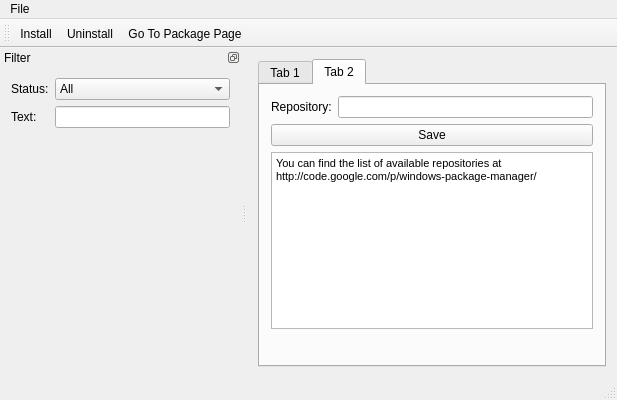
The window that wpmcpp/mainwindow.ui (npackd/npackd) describes before a commit, drawn with Qt 5.
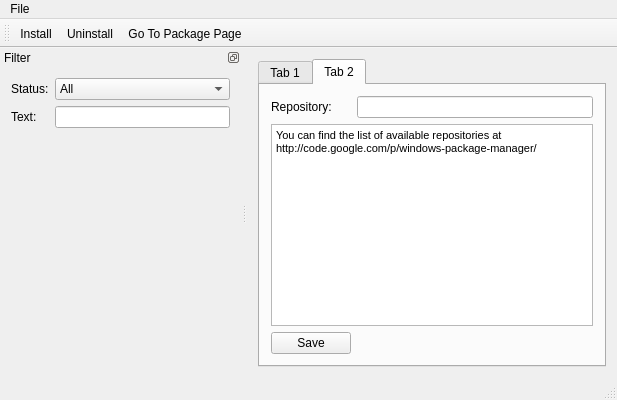
The same window after the commit. The open tabs and pages were chosen to show the change.

What changed in the file:
```diff
--- a/wpmcpp/mainwindow.ui
+++ b/wpmcpp/mainwindow.ui
@@ -64,29 +64,18 @@
        <attribute name="title">
         <string>Tab 2</string>
        </attribute>
-       <layout class="QVBoxLayout" name="verticalLayout">
-        <item>
-         <layout class="QHBoxLayout" name="horizontalLayout_2">
-          <item>
-           <widget class="QLabel" name="label">
-            <property name="text">
-             <string>Repository:</string>
-            </property>
-           </widget>
-          </item>
-          <item>
-           <widget class="QLineEdit" name="lineEditRepository"/>
-          </item>
-         </layout>
-        </item>
-        <item>
-         <widget class="QPushButton" name="pushButtonSaveSettings">
+       <layout class="QFormLayout" name="formLayout_2">
+        <item row="0" column="0">
+         <widget class="QLabel" name="label">
           <property name="text">
-           <string>Save</string>
+           <string>Repository:</string>
           </property>
          </widget>
         </item>
-        <item>
+        <item row="0" column="1">
+         <widget class="QLineEdit" name="lineEditRepository"/>
+        </item>
+        <item row="2" column="0" colspan="2">
          <widget class="QTextBrowser" name="textBrowser">
           <property name="html">
            <string>&lt;!DOCTYPE HTML PUBLIC &quot;-//W3C//DTD HTML 4.0//EN&quot; &quot;http://www.w3.org/TR/REC-html40/strict.dtd&quot;&gt;
@@ -98,18 +87,12 @@
           </property>
          </widget>
         </item>
-        <item>
-         <spacer name="verticalSpacer">
-          <property name="orientation">
-           <enum>Qt::Vertical</enum>
+        <item row="3" column="0">
+         <widget class="QPushButton" name="pushButtonSaveSettings">
+          <property name="text">
+           <string>Save</string>
           </property>
-          <property name="sizeHint" stdset="0">
-           <size>
-            <width>20</width>
-            <height>40</height>
-           </size>
-          </property>
-         </spacer>
+         </widget>
         </item>
        </layout>
       </widget>
```
